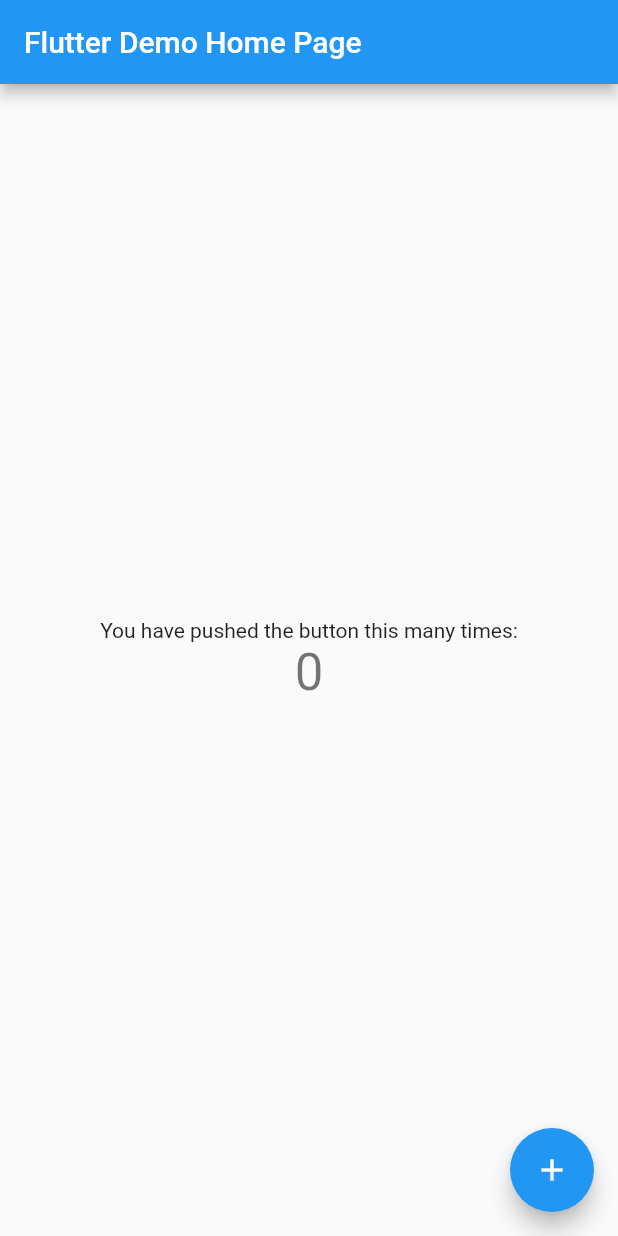
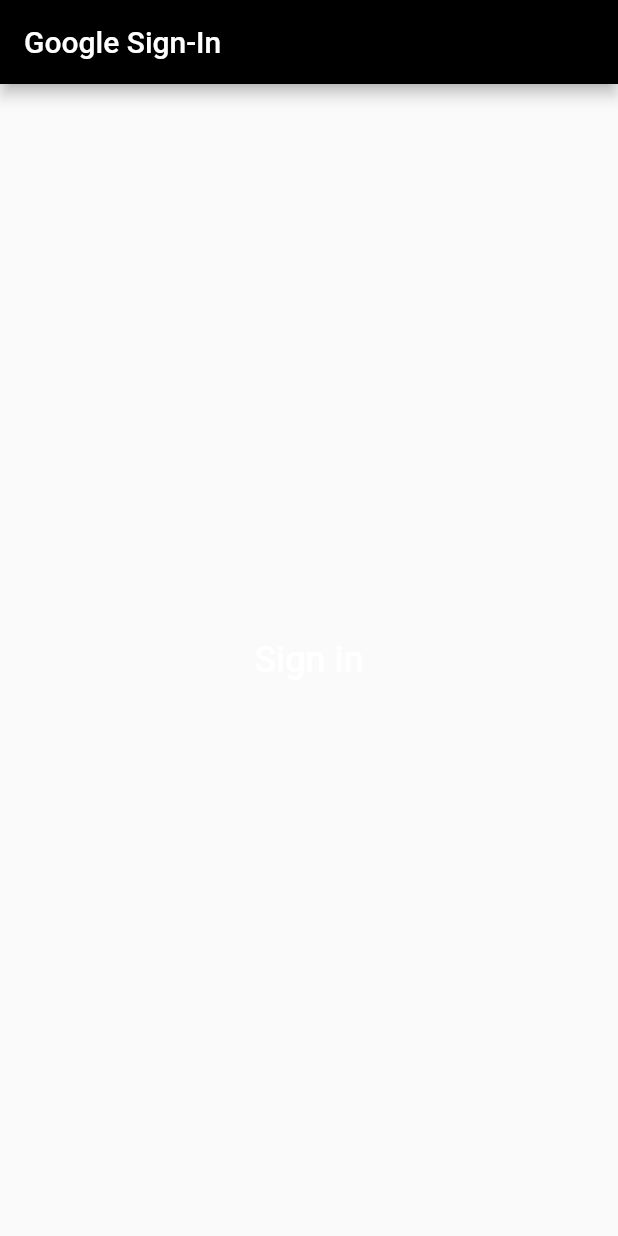
Before and after one commit to ravindikumarasinghe/Fun_Mobile_Apps, a Flutter app: the screen it shows after launch, on a phone screen of 412 x 824 dp. Run offline on Flutter 3.47's test engine with Material 2 defaults, Android fonts, the phone set to English and light mode, and no system bars; our stand-ins replace firebase_auth, google_sign_in; accounts and stored records are empty.

Commit message:
Update main.dart

```diff
--- a/firebase_demo/lib/main.dart
+++ b/firebase_demo/lib/main.dart
@@ -1,117 +1,37 @@
-import 'package:flutter/material.dart';
+import "package:flutter/material.dart";
+import 'package:firebase_auth/firebase_auth.dart';
+import 'package:google_sign_in/google_sign_in.dart';
+void main()=>runApp(MaterialApp(home: HomePage(),));
 
-void main() {
-  runApp(MyApp());
+class HomePage extends StatefulWidget{
+  @override
+  _HomePageState createState() => _HomePageState();
+
 }
 
-class MyApp extends StatelessWidget {
-  // This widget is the root of your application.
+final FirebaseAuth firebaseAuth = FirebaseAuth.instance;
+final GoogleSignIn googleSignIn = GoogleSignIn();
+
+class _HomePageState extends State<HomePage>{
   @override
   Widget build(BuildContext context) {
-    return MaterialApp(
-      title: 'Flutter Demo',
-      theme: ThemeData(
-        // This is the theme of your application.
-        //
-        // Try running your application with "flutter run". You'll see the
-        // application has a blue toolbar. Then, without quitting the app, try
-        // changing the primarySwatch below to Colors.green and then invoke
-        // "hot reload" (press "r" in the console where you ran "flutter run",
-        // or simply save your changes to "hot reload" in a Flutter IDE).
-        // Notice that the counter didn't reset back to zero; the application
-        // is not restarted.
-        primarySwatch: Colors.blue,
-        // This makes the visual density adapt to the platform that you run
-        // the app on. For desktop platforms, the controls will be smaller and
-        // closer together (more dense) than on mobile platforms.
-        visualDensity: VisualDensity.adaptivePlatformDensity,
+    return Scaffold(
+    appBar: AppBar(
+        backgroundColor: Colors.black,
+        title: Text('Google Sign-In'),),
+    body: Center(
+      child: Column(
+        mainAxisAlignment: MainAxisAlignment.center,
+        children: <Widget>[
+          FlatButton(onPressed: _signInWithGoogle, child: Text('Sign in',style: TextStyle(color: Colors.white,fontSize: 24),))
+        ],
       ),
-      home: MyHomePage(title: 'Flutter Demo Home Page'),
+    ),
     );
   }
-}
 
-class MyHomePage extends StatefulWidget {
-  MyHomePage({Key key, this.title}) : super(key: key);
-
-  // This widget is the home page of your application. It is stateful, meaning
-  // that it has a State object (defined below) that contains fields that affect
-  // how it looks.
-
-  // This class is the configuration for the state. It holds the values (in this
-  // case the title) provided by the parent (in this case the App widget) and
-  // used by the build method of the State. Fields in a Widget subclass are
-  // always marked "final".
-
-  final String title;
-
-  @override
-  _MyHomePageState createState() => _MyHomePageState();
-}
-
-class _MyHomePageState extends State<MyHomePage> {
-  int _counter = 0;
-
-  void _incrementCounter() {
-    setState(() {
-      // This call to setState tells the Flutter framework that something has
-      // changed in this State, which causes it to rerun the build method below
-      // so that the display can reflect the updated values. If we changed
-      // _counter without calling setState(), then the build method would not be
-      // called again, and so nothing would appear to happen.
-      _counter++;
-    });
+  _signInWithGoogle() async {
+   final GoogleSignInAccount googleUser = await googleSignIn.signIn();
   }
 
-  @override
-  Widget build(BuildContext context) {
-    // This method is rerun every time setState is called, for instance as done
-    // by the _incrementCounter method above.
-    //
-    // The Flutter framework has been optimized to make rerunning build methods
-    // fast, so that you can just rebuild anything that needs updating rather
-    // than having to individually change instances of widgets.
-    return Scaffold(
-      appBar: AppBar(
-        // Here we take the value from the MyHomePage object that was created by
-        // the App.build method, and use it to set our appbar title.
-        title: Text(widget.title),
-      ),
-      body: Center(
-        // Center is a layout widget. It takes a single child and positions it
-        // in the middle of the parent.
-        child: Column(
-          // Column is also a layout widget. It takes a list of children and
-          // arranges them vertically. By default, it sizes itself to fit its
-          // children horizontally, and tries to be as tall as its parent.
-          //
-          // Invoke "debug painting" (press "p" in the console, choose the
-          // "Toggle Debug Paint" action from the Flutter Inspector in Android
-          // Studio, or the "Toggle Debug Paint" command in Visual Studio Code)
-          // to see the wireframe for each widget.
-          //
-          // Column has various properties to control how it sizes itself and
-          // how it positions its children. Here we use mainAxisAlignment to
-          // center the children vertically; the main axis here is the vertical
-          // axis because Columns are vertical (the cross axis would be
-          // horizontal).
-          mainAxisAlignment: MainAxisAlignment.center,
-          children: <Widget>[
-            Text(
-              'You have pushed the button this many times:',
-            ),
-            Text(
-              '$_counter',
-              style: Theme.of(context).textTheme.headline4,
-            ),
-          ],
-        ),
-      ),
-      floatingActionButton: FloatingActionButton(
-        onPressed: _incrementCounter,
-        tooltip: 'Increment',
-        child: Icon(Icons.add),
-      ), // This trailing comma makes auto-formatting nicer for build methods.
-    );
-  }
 }
```
